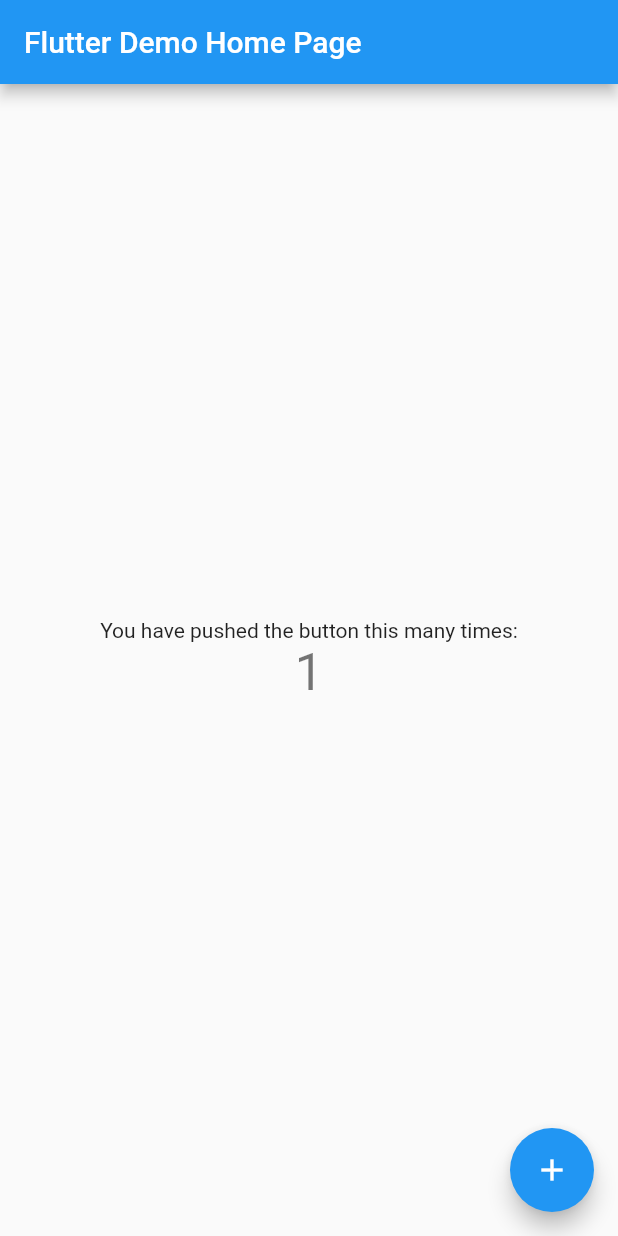
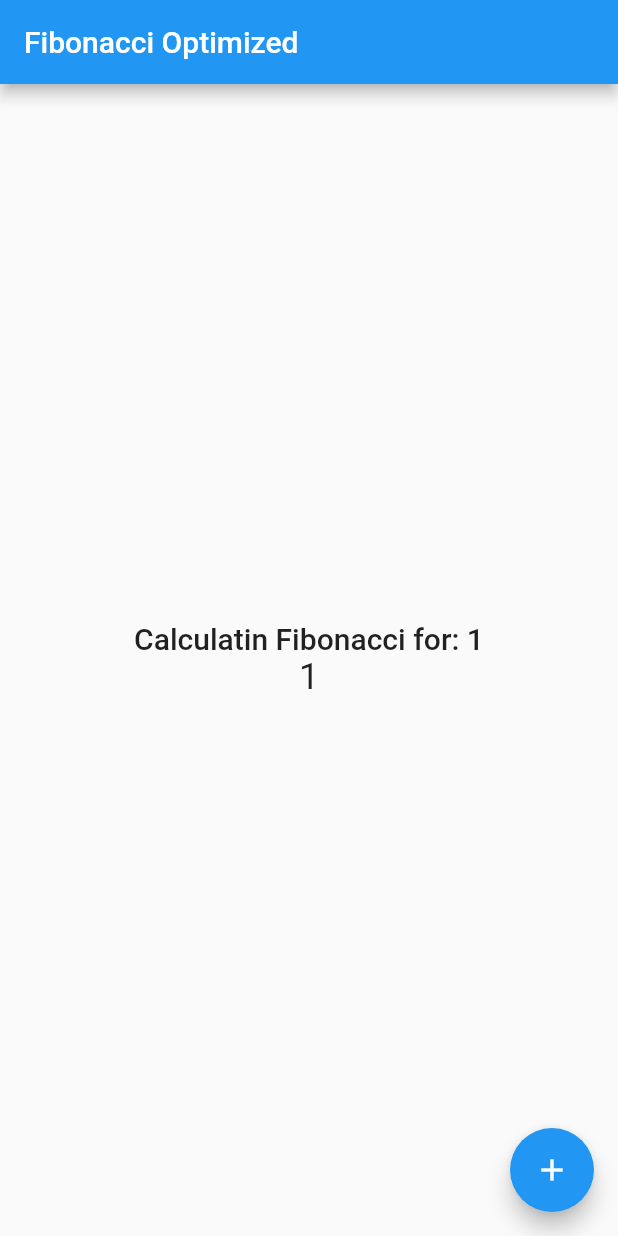
Before and after one commit to sof9816/fibonacci_optimized, a Flutter app: the MyHomePage screen opened directly, after a tap on the "add" icon, on a phone screen of 412 x 824 dp. Run offline on Flutter 3.47's test engine with Material 2 defaults, Android fonts, the light colour scheme and no system bars.

Commit message:
:white_check_mark: done:
created bloc file and event file, created counter and fibonacci values in bloc and passed them to the main page using bloc pattern, run and test if it works with the fib(), also removed test code and test from CI.yml.

```diff
--- /dev/null
+++ b/lib/fibonacci_bloc.dart
@@ -0,0 +1,44 @@
+import 'dart:async';
+import 'package:fibonacci_optimized/fibonacci_event.dart';
+
+class FibonacciBloc {
+  late int counter;
+  late int fibonacci;
+
+  final _counterStreamController = StreamController<int>();
+  StreamSink<int> get counterSink => _counterStreamController.sink;
+  Stream<int> get counterStream => _counterStreamController.stream;
+
+  final _fibonacciStreamController = StreamController<int>();
+  StreamSink<int> get fibonacciSink => _fibonacciStreamController.sink;
+  Stream<int> get fibonacciStream => _fibonacciStreamController.stream;
+
+  final _eventStreamController = StreamController<FibonacciEvent>();
+  Sink<FibonacciEvent> get eventSink => _eventStreamController.sink;
+
+  FibonacciBloc() {
+    counter = 0;
+    fibonacci = 0;
+    //
+    _eventStreamController.stream.listen(_mapingEvents);
+  }
+  fib(int n) {
+    if (n < 2) return n;
+    return fib(n - 1) + fib(n - 2);
+  }
+
+  _mapingEvents(FibonacciEvent event) async {
+    if (event is FibonacciIncrementPressed) {
+      counter++;
+    }
+    counterSink.add(counter);
+    fibonacci = fib(counter);
+    fibonacciSink.add(fibonacci);
+  }
+
+  void dispose() {
+    _counterStreamController.close();
+    _fibonacciStreamController.close();
+    _eventStreamController.close();
+  }
+}
--- /dev/null
+++ b/lib/fibonacci_event.dart
@@ -0,0 +1,3 @@
+abstract class FibonacciEvent {}
+
+class FibonacciIncrementPressed extends FibonacciEvent {}
--- a/lib/main.dart
+++ b/lib/main.dart
@@ -1,3 +1,5 @@
+import 'package:fibonacci_optimized/fibonacci_bloc.dart';
+import 'package:fibonacci_optimized/fibonacci_event.dart';
 import 'package:flutter/material.dart';
 
 void main() {
@@ -10,11 +12,11 @@
   @override
   Widget build(BuildContext context) {
     return MaterialApp(
-      title: 'Flutter Demo',
+      title: 'Fibonacci Optimized',
       theme: ThemeData(
         primarySwatch: Colors.blue,
       ),
-      home: const MyHomePage(title: 'Flutter Demo Home Page'),
+      home: const MyHomePage(title: 'Fibonacci Optimized'),
     );
   }
 }
@@ -29,13 +31,7 @@
 }
 
 class _MyHomePageState extends State<MyHomePage> {
-  int _counter = 0;
-
-  void _incrementCounter() {
-    setState(() {
-      _counter++;
-    });
-  }
+  final fibonacciBloc = FibonacciBloc();
 
   @override
   Widget build(BuildContext context) {
@@ -45,20 +41,42 @@
       ),
       body: Center(
           child: Column(
+        children: [
+          Expanded(
+            flex: 10,
+            child: Column(
               mainAxisAlignment: MainAxisAlignment.center,
               children: <Widget>[
-            const Text(
-              'You have pushed the button this many times:',
+                StreamBuilder(
+                  stream: fibonacciBloc.counterStream,
+                  initialData: 0,
+                  builder: (BuildContext context, AsyncSnapshot<int> snapshot) {
+                    return Text(
+                      'Calculatin Fibonacci for: ${snapshot.data}',
+                      style: Theme.of(context).textTheme.headline6,
+                    );
+                  },
                 ),
-            Text(
-              '$_counter',
-              style: Theme.of(context).textTheme.headline4,
+                StreamBuilder(
+                  stream: fibonacciBloc.fibonacciStream,
+                  initialData: 0,
+                  builder: (BuildContext context, AsyncSnapshot<int> snapshot) {
+                    return Text(
+                      '${snapshot.data}',
+                      style: Theme.of(context).textTheme.headline5,
+                    );
+                  },
                 ),
               ],
             ),
           ),
+        ],
+      )),
       floatingActionButton: FloatingActionButton(
-        onPressed: _incrementCounter,
+        onPressed: () {
+          fibonacciBloc.eventSink.add(FibonacciIncrementPressed());
+          // fibonacciBloc.eventSink.add(FibonacciEvent.fibonacciDecrementPressed);
+        },
         tooltip: 'Increment',
         child: const Icon(Icons.add),
       ), // This trailing comma makes auto-formatting nicer for build methods.
```
Also changed, not shown: 2 other files. Lines whose indentation alone changed are shown as unchanged.
